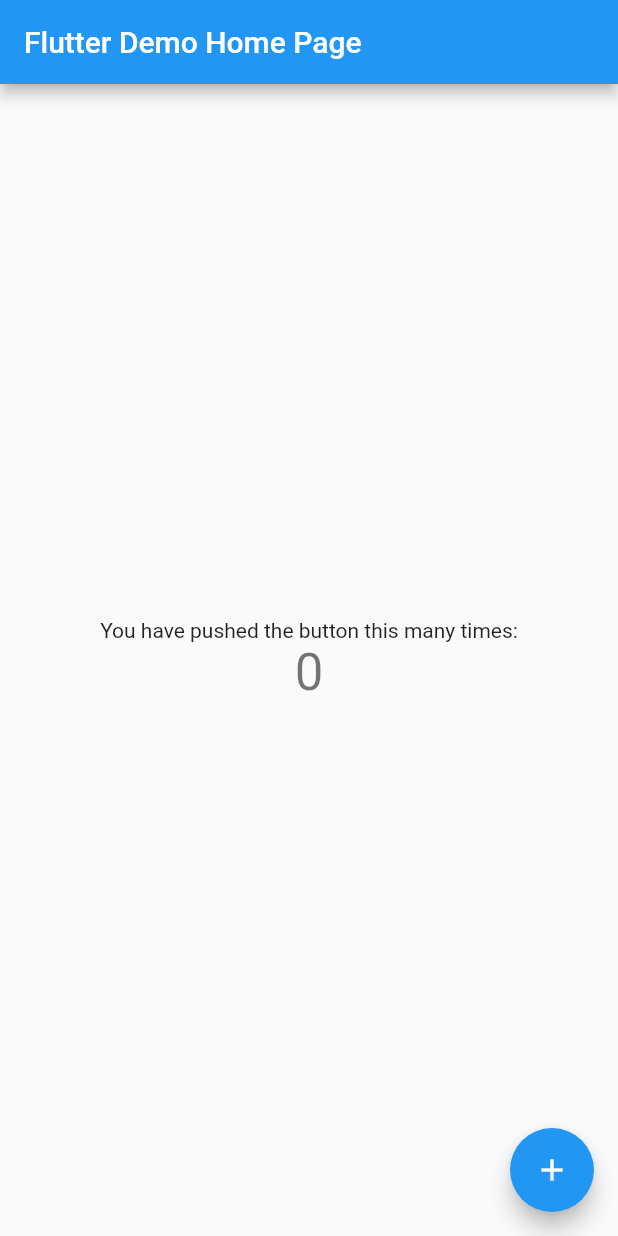
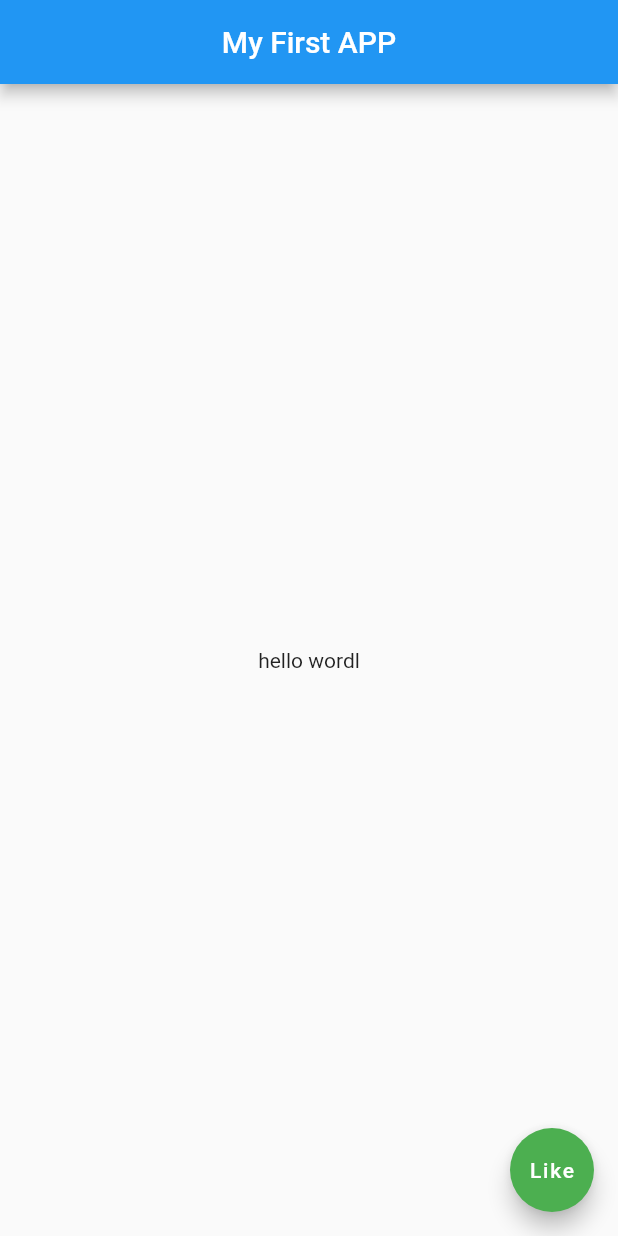
Before and after one commit to ingkay27/belajar_flutter, a Flutter app: the screen it shows after launch, on a phone screen of 412 x 824 dp. Run offline on Flutter 3.47's test engine with Material 2 defaults, Android fonts, the phone set to English and light mode, and no system bars.

Commit message:
belajar menambahkan scafold, AppBar dan beberapa widget lainnya

```diff
--- a/lib/main.dart
+++ b/lib/main.dart
@@ -1,115 +1,20 @@
 import 'package:flutter/material.dart';
 
 void main() {
-  runApp(const MyApp());
+  runApp(MaterialApp(
+    home: Scaffold(
+      appBar: AppBar(
+        title: Text("My First APP"),
+        centerTitle: true,
+      ),
+    body: Center(
+      child: Text("hello wordl"),
+      ),
+    floatingActionButton: FloatingActionButton(onPressed: (){
+
+    },
+    child: const Text("Like"),
+    backgroundColor: Colors.green,),
+    )
+  ));
 }
-
-class MyApp extends StatelessWidget {
-  const MyApp({Key? key}) : super(key: key);
-
-  // This widget is the root of your application.
-  @override
-  Widget build(BuildContext context) {
-    return MaterialApp(
-      title: 'Flutter Demo',
-      theme: ThemeData(
-        // This is the theme of your application.
-        //
-        // Try running your application with "flutter run". You'll see the
-        // application has a blue toolbar. Then, without quitting the app, try
-        // changing the primarySwatch below to Colors.green and then invoke
-        // "hot reload" (press "r" in the console where you ran "flutter run",
-        // or simply save your changes to "hot reload" in a Flutter IDE).
-        // Notice that the counter didn't reset back to zero; the application
-        // is not restarted.
-        primarySwatch: Colors.blue,
-      ),
-      home: const MyHomePage(title: 'Flutter Demo Home Page'),
-    );
-  }
-}
-
-class MyHomePage extends StatefulWidget {
-  const MyHomePage({Key? key, required this.title}) : super(key: key);
-
-  // This widget is the home page of your application. It is stateful, meaning
-  // that it has a State object (defined below) that contains fields that affect
-  // how it looks.
-
-  // This class is the configuration for the state. It holds the values (in this
-  // case the title) provided by the parent (in this case the App widget) and
-  // used by the build method of the State. Fields in a Widget subclass are
-  // always marked "final".
-
-  final String title;
-
-  @override
-  State<MyHomePage> createState() => _MyHomePageState();
-}
-
-class _MyHomePageState extends State<MyHomePage> {
-  int _counter = 0;
-
-  void _incrementCounter() {
-    setState(() {
-      // This call to setState tells the Flutter framework that something has
-      // changed in this State, which causes it to rerun the build method below
-      // so that the display can reflect the updated values. If we changed
-      // _counter without calling setState(), then the build method would not be
-      // called again, and so nothing would appear to happen.
-      _counter++;
-    });
-  }
-
-  @override
-  Widget build(BuildContext context) {
-    // This method is rerun every time setState is called, for instance as done
-    // by the _incrementCounter method above.
-    //
-    // The Flutter framework has been optimized to make rerunning build methods
-    // fast, so that you can just rebuild anything that needs updating rather
-    // than having to individually change instances of widgets.
-    return Scaffold(
-      appBar: AppBar(
-        // Here we take the value from the MyHomePage object that was created by
-        // the App.build method, and use it to set our appbar title.
-        title: Text(widget.title),
-      ),
-      body: Center(
-        // Center is a layout widget. It takes a single child and positions it
-        // in the middle of the parent.
-        child: Column(
-          // Column is also a layout widget. It takes a list of children and
-          // arranges them vertically. By default, it sizes itself to fit its
-          // children horizontally, and tries to be as tall as its parent.
-          //
-          // Invoke "debug painting" (press "p" in the console, choose the
-          // "Toggle Debug Paint" action from the Flutter Inspector in Android
-          // Studio, or the "Toggle Debug Paint" command in Visual Studio Code)
-          // to see the wireframe for each widget.
-          //
-          // Column has various properties to control how it sizes itself and
-          // how it positions its children. Here we use mainAxisAlignment to
-          // center the children vertically; the main axis here is the vertical
-          // axis because Columns are vertical (the cross axis would be
-          // horizontal).
-          mainAxisAlignment: MainAxisAlignment.center,
-          children: <Widget>[
-            const Text(
-              'You have pushed the button this many times:',
-            ),
-            Text(
-              '$_counter',
-              style: Theme.of(context).textTheme.headline4,
-            ),
-          ],
-        ),
-      ),
-      floatingActionButton: FloatingActionButton(
-        onPressed: _incrementCounter,
-        tooltip: 'Increment',
-        child: const Icon(Icons.add),
-      ), // This trailing comma makes auto-formatting nicer for build methods.
-    );
-  }
-}
```
